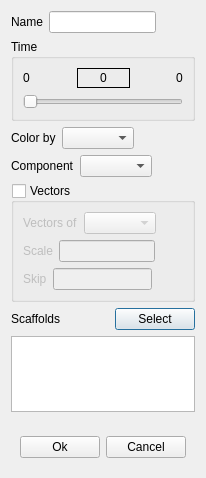
This is baramFlow/view/results/visual_reports/contour_dialog.ui in nextfoam/baram as Qt 5 draws it before an edit. The edited form follows.
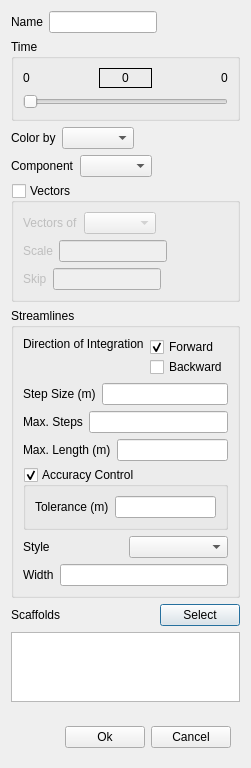
This is the edited form. Custom widgets are drawn as their Qt base class.

What changed in the file:
```diff
--- a/baramFlow/view/results/visual_reports/contour_dialog.ui
+++ b/baramFlow/view/results/visual_reports/contour_dialog.ui
@@ -6,8 +6,8 @@
    <rect>
     <x>0</x>
     <y>0</y>
-    <width>198</width>
-    <height>478</height>
+    <width>242</width>
+    <height>742</height>
    </rect>
   </property>
   <property name="windowTitle">
@@ -395,6 +395,243 @@
         </layout>
        </widget>
       </item>
+      <item>
+       <widget class="QGroupBox" name="groupBox_2">
+        <property name="title">
+         <string>Streamlines</string>
+        </property>
+        <layout class="QVBoxLayout" name="verticalLayout_5">
+         <item>
+          <widget class="QWidget" name="widget_11" native="true">
+           <layout class="QHBoxLayout" name="horizontalLayout_11">
+            <property name="leftMargin">
+             <number>0</number>
+            </property>
+            <property name="topMargin">
+             <number>0</number>
+            </property>
+            <property name="rightMargin">
+             <number>0</number>
+            </property>
+            <property name="bottomMargin">
+             <number>0</number>
+            </property>
+            <item>
+             <widget class="QLabel" name="label_9">
+              <property name="text">
+               <string>Direction of Integration</string>
+              </property>
+              <property name="alignment">
+               <set>Qt::AlignLeading|Qt::AlignLeft|Qt::AlignTop</set>
+              </property>
+             </widget>
+            </item>
+            <item>
+             <widget class="QWidget" name="widget_13" native="true">
+              <layout class="QVBoxLayout" name="verticalLayout_6">
+               <property name="spacing">
+                <number>0</number>
+               </property>
+               <property name="leftMargin">
+                <number>0</number>
+               </property>
+               <property name="topMargin">
+                <number>0</number>
+               </property>
+               <property name="rightMargin">
+                <number>0</number>
+               </property>
+               <property name="bottomMargin">
+                <number>0</number>
+               </property>
+               <item>
+                <widget class="QCheckBox" name="integrateForward">
+                 <property name="text">
+                  <string>Forward</string>
+                 </property>
+                 <property name="checked">
+                  <bool>true</bool>
+                 </property>
+                </widget>
+               </item>
+               <item>
+                <widget class="QCheckBox" name="integrateBackward">
+                 <property name="text">
+                  <string>Backward</string>
+                 </property>
+                </widget>
+               </item>
+              </layout>
+             </widget>
+            </item>
+           </layout>
+          </widget>
+         </item>
+         <item>
+          <widget class="QWidget" name="widget_10" native="true">
+           <layout class="QHBoxLayout" name="horizontalLayout_10">
+            <property name="leftMargin">
+             <number>0</number>
+            </property>
+            <property name="topMargin">
+             <number>0</number>
+            </property>
+            <property name="rightMargin">
+             <number>0</number>
+            </property>
+            <property name="bottomMargin">
+             <number>0</number>
+            </property>
+            <item>
+             <widget class="QLabel" name="label_7">
+              <property name="text">
+               <string>Step Size (m)</string>
+              </property>
+             </widget>
+            </item>
+            <item>
+             <widget class="QLineEdit" name="stepSize"/>
+            </item>
+           </layout>
+          </widget>
+         </item>
+         <item>
+          <widget class="QWidget" name="widget_14" native="true">
+           <layout class="QHBoxLayout" name="horizontalLayout_12">
+            <property name="leftMargin">
+             <number>0</number>
+            </property>
+            <property name="topMargin">
+             <number>0</number>
+            </property>
+            <property name="rightMargin">
+             <number>0</number>
+            </property>
+            <property name="bottomMargin">
+             <number>0</number>
+            </property>
+            <item>
+             <widget class="QLabel" name="label_10">
+              <property name="text">
+               <string>Max. Steps</string>
+              </property>
+             </widget>
+            </item>
+            <item>
+             <widget class="QLineEdit" name="maxSteps"/>
+            </item>
+           </layout>
+          </widget>
+         </item>
+         <item>
+          <widget class="QWidget" name="widget_15" native="true">
+           <layout class="QHBoxLayout" name="horizontalLayout_13">
+            <property name="leftMargin">
+             <number>0</number>
+            </property>
+            <property name="topMargin">
+             <number>0</number>
+            </property>
+            <property name="rightMargin">
+             <number>0</number>
+            </property>
+            <property name="bottomMargin">
+             <number>0</number>
+            </property>
+            <item>
+             <widget class="QLabel" name="label_11">
+              <property name="text">
+               <string>Max. Length (m)</string>
+              </property>
+             </widget>
+            </item>
+            <item>
+             <widget class="QLineEdit" name="maxLength"/>
+            </item>
+           </layout>
+          </widget>
+         </item>
+         <item>
+          <widget class="QGroupBox" name="accuracyControl">
+           <property name="title">
+            <string>Accuracy Control</string>
+           </property>
+           <property name="checkable">
+            <bool>true</bool>
+           </property>
+           <layout class="QHBoxLayout" name="horizontalLayout_14">
+            <item>
+             <widget class="QLabel" name="label_12">
+              <property name="text">
+               <string>Tolerance (m)</string>
+              </property>
+             </widget>
+            </item>
+            <item>
+             <widget class="QLineEdit" name="tolerance"/>
+            </item>
+           </layout>
+          </widget>
+         </item>
+         <item>
+          <widget class="QWidget" name="widget_16" native="true">
+           <layout class="QHBoxLayout" name="horizontalLayout_15">
+            <property name="leftMargin">
+             <number>0</number>
+            </property>
+            <property name="topMargin">
+             <number>0</number>
+            </property>
+            <property name="rightMargin">
+             <number>0</number>
+            </property>
+            <property name="bottomMargin">
+             <number>0</number>
+            </property>
+            <item>
+             <widget class="QLabel" name="label_13">
+              <property name="text">
+               <string>Style</string>
+              </property>
+             </widget>
+            </item>
+            <item>
+             <widget class="PythonComboBox" name="lineStyle"/>
+            </item>
+           </layout>
+          </widget>
+         </item>
+         <item>
+          <widget class="QWidget" name="widget_17" native="true">
+           <layout class="QHBoxLayout" name="horizontalLayout_16">
+            <property name="leftMargin">
+             <number>0</number>
+            </property>
+            <property name="topMargin">
+             <number>0</number>
+            </property>
+            <property name="rightMargin">
+             <number>0</number>
+            </property>
+            <property name="bottomMargin">
+             <number>0</number>
+            </property>
+            <item>
+             <widget class="QLabel" name="label_14">
+              <property name="text">
+               <string>Width</string>
+              </property>
+             </widget>
+            </item>
+            <item>
+             <widget class="QLineEdit" name="lineWidth"/>
+            </item>
+           </layout>
+          </widget>
+         </item>
+        </layout>
+       </widget>
+      </item>
       <item>
        <widget class="QWidget" name="widget_9" native="true">
         <layout class="QHBoxLayout" name="horizontalLayout_7">
```
